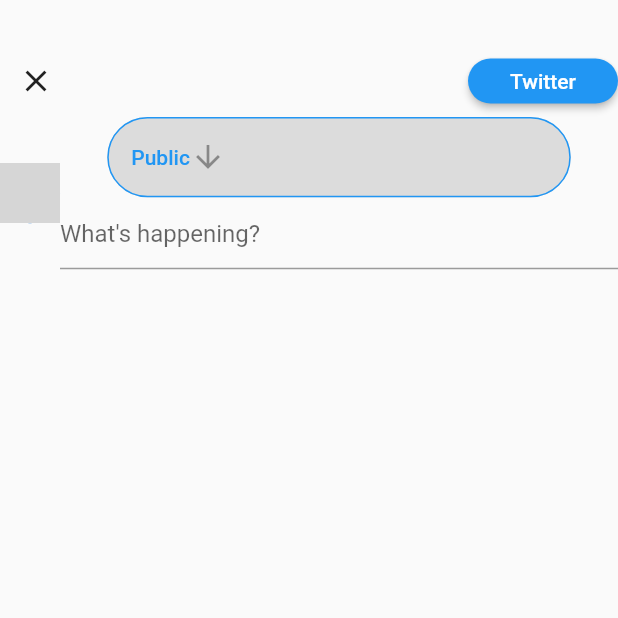
After one commit to thiagobrunoms/twitter-clone-ifal-2023-1, a Flutter app: the CreatePostWidget screen opened directly, on a phone screen of 412 x 824 dp, the top half of it. The commit adds this screen. Run offline on Flutter 3.47's test engine with Material 2 defaults, Android fonts, the phone set to English and light mode, and no system bars; our stand-ins replace cloud_firestore, dio, firebase_core, flutter_mobx, flutter_modular, mobx; accounts and stored records are empty; generated files the repository leaves out were written again; network calls fail; grey boxes are pictures that could not be loaded.

Commit message:
Adiciona menus para posts; cria modelo para criação de posts; inicia tela para criar posts

```diff
--- a/lib/modules/feed/data/feed_datasource.dart
+++ b/lib/modules/feed/data/feed_datasource.dart
@@ -1,6 +1,8 @@
+import '../presentation/models/create_post.dart';
 import '../presentation/models/post.dart';
 
 abstract class FeedDatasource {
   Future<List<Post>> loadPosts();
   Stream<List<Post>> listenPosts();
+  Future<void> createPost(CreatePost post);
 }
--- /dev/null
+++ b/lib/modules/feed/presentation/widgets/create_post_widget/create_post_widget.dart
@@ -0,0 +1,93 @@
+import 'package:flutter/material.dart';
+import 'package:flutter_modular/flutter_modular.dart';
+
+import '../../../../../shared/ui/widgets/twitter_button.dart';
+import '../user_avatar.dart';
+
+class CreatePostWidget extends StatefulWidget {
+  const CreatePostWidget({super.key});
+
+  @override
+  State<CreatePostWidget> createState() => _CreatePostWidgetState();
+}
+
+class _CreatePostWidgetState extends State<CreatePostWidget> {
+  @override
+  Widget build(BuildContext context) {
+    return Scaffold(
+      body: Padding(
+        padding: const EdgeInsets.only(top: 30.0),
+        child: Column(
+          children: const [
+            CreatePostTop(),
+            CreatePostContent(),
+          ],
+        ),
+      ),
+    );
+  }
+}
+
+class CreatePostTop extends StatelessWidget {
+  const CreatePostTop({super.key});
+
+  @override
+  Widget build(BuildContext context) {
+    return Row(
+      mainAxisAlignment: MainAxisAlignment.spaceBetween,
+      children: [
+        IconButton(
+          onPressed: () {
+            Modular.to.pop();
+          },
+          icon: const Icon(Icons.close)
+        ),
+        TwitterButton(
+          width: 100.0,
+          height: 30.0,
+          onPressed: () {
+            //Enviar o tweet
+          },
+          child: const Text('Twitter'),
+        )
+      ],
+    );
+  }
+}
+
+class CreatePostContent extends StatefulWidget {
+  const CreatePostContent({super.key});
+
+  @override
+  State<CreatePostContent> createState() => _CreatePostContentState();
+}
+
+class _CreatePostContentState extends State<CreatePostContent> {
+  @override
+  Widget build(BuildContext context) {
+    return Row(
+      children: [
+        const UserAvatar(imageURL: 'https://scx1.b-cdn.net/csz/news/800a/2018/whydosomanyp.jpg'),
+        Expanded(
+          child: Column(
+            children: [
+              TwitterButton.visibility(
+                child: Row(
+                  children: const [
+                    Text('Public', style: TextStyle(color: Colors.blue),),
+                    Icon(Icons.arrow_downward)
+                  ],
+                )
+              ),
+              const TextField(
+                decoration: InputDecoration(
+                  hintText: 'What\'s happening?'
+                ),
+              )
+            ],
+          ),
+        )
+      ],
+    );
+  }
+}
--- a/lib/modules/feed/presentation/widgets/post_content.dart
+++ b/lib/modules/feed/presentation/widgets/post_content.dart
@@ -14,6 +14,7 @@ class _PostContentState extends State<PostContent> {
   @override
   Widget build(BuildContext context) {
     return Column(
+      crossAxisAlignment: CrossAxisAlignment.start,
       children: [
         Text(widget.post.body),
         const SizedBox(height: 10,),
--- a/lib/modules/feed/presentation/widgets/post_widget.dart
+++ b/lib/modules/feed/presentation/widgets/post_widget.dart
@@ -17,13 +17,13 @@ class _PostWidgetState extends State<PostWidget> {
   @override
   Widget build(BuildContext context) {
     return Container(
-      padding: const EdgeInsets.symmetric(horizontal: 15.0),
+      padding: const EdgeInsets.symmetric(horizontal: 15.0, vertical: 5.0),
       width: MediaQuery.of(context).size.width,
       child: Row(
         mainAxisAlignment: MainAxisAlignment.spaceAround,
         crossAxisAlignment: CrossAxisAlignment.start,
         children: [
-          const UserAvatar(imageURL: 'https://buffer.com/library/content/images/2020/05/Ash-Read.png'),
+          UserAvatar(imageURL: widget.post.userProfile),
           const SizedBox(width: 10,),
           Expanded(child: PostContentArea(post: widget.post)),
         ],
--- a/lib/shared/ui/widgets/bird_icon_widget.dart
+++ b/lib/shared/ui/widgets/bird_icon_widget.dart
@@ -5,6 +5,6 @@ class BirdIconWidget extends StatelessWidget {
 
   @override
   Widget build(BuildContext context) {
-    return Image.asset('assets/images/bird_icon.png', width: 50, height: 50,);
+    return Image.asset('assets/images/bird_icon.png', width: 40, height: 40,);
   }
 }
--- a/lib/shared/ui/widgets/twitter_button.dart
+++ b/lib/shared/ui/widgets/twitter_button.dart
@@ -31,6 +31,18 @@ class TwitterButton extends StatelessWidget {
     side = BorderSide(color: Colors.grey[350]!);
   }
 
+  TwitterButton.visibility({
+    super.key,
+    this.elevation = 0,
+    this.backColor = Colors.white,
+    required this.child,
+    this.width,
+    this.height,
+    this.onPressed,
+  }) {
+    side = const BorderSide(color: Colors.blue);
+  }
+
   @override
   Widget build(BuildContext context) {
     Size size = MediaQuery.of(context).size;
```
Also changed, not shown: lib/modules/feed/data/feed_firebase_datasource.dart (+7 -0 lines), lib/modules/feed/data/feed_rest_datasource.dart (+8 -0 lines), lib/modules/feed/presentation/feed_page.dart (+21 -13 lines), lib/modules/feed/presentation/models/create_post.dart (added, +45 -0 lines), lib/modules/feed/presentation/models/post.dart (+9 -3 lines), lib/modules/feed/presentation/widgets/post_upper_info_widget.dart (+99 -3 lines), lib/modules/create_post/create_post_module.dart (added).
